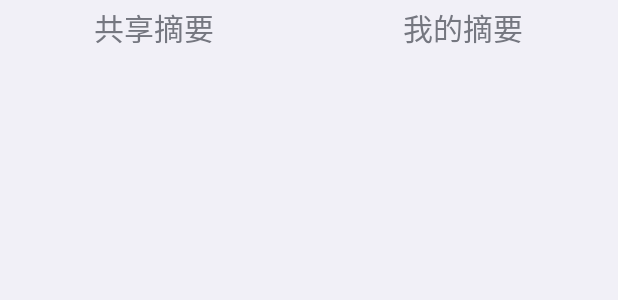
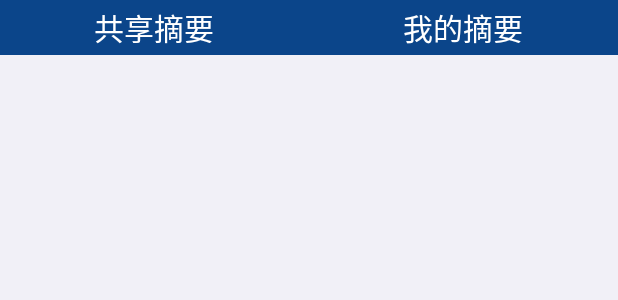
Before and after one commit to ylscat-biz/Meeting, an Android app: the layout annotation.xml on its own in the app's theme, with its tools: preview values and no code run, on a phone screen of 412 x 824 dp. Shown: the top 300 px of the screen. Run offline under Robolectric (Android 15) with nearby library versions, the phone set to English and light mode, and no system bars; network calls fail.

Commit message:
修改摘要分页按钮，使用蓝色背景

```diff
--- a/app/src/main/res/layout/annotation.xml
+++ b/app/src/main/res/layout/annotation.xml
@@ -5,13 +5,15 @@
               android:orientation="vertical">
 <LinearLayout
     android:layout_width="match_parent"
-    android:layout_height="wrap_content">
+    android:layout_height="wrap_content"
+    android:background="@color/dark_blue">
     <TextView
         android:id="@+id/annotation_share"
         android:layout_width="0px"
         android:layout_height="wrap_content"
         android:layout_weight="1"
         android:text="共享摘要"
+        android:textColor="@color/tab"
         android:gravity="center"
         android:background="@drawable/tab_bg"
         android:paddingTop="3dp"
@@ -22,6 +24,7 @@
         android:layout_height="wrap_content"
         android:layout_weight="1"
         android:text="我的摘要"
+        android:textColor="@color/tab"
         android:gravity="center"
         android:background="@drawable/tab_bg"
         android:paddingTop="3dp"
```
